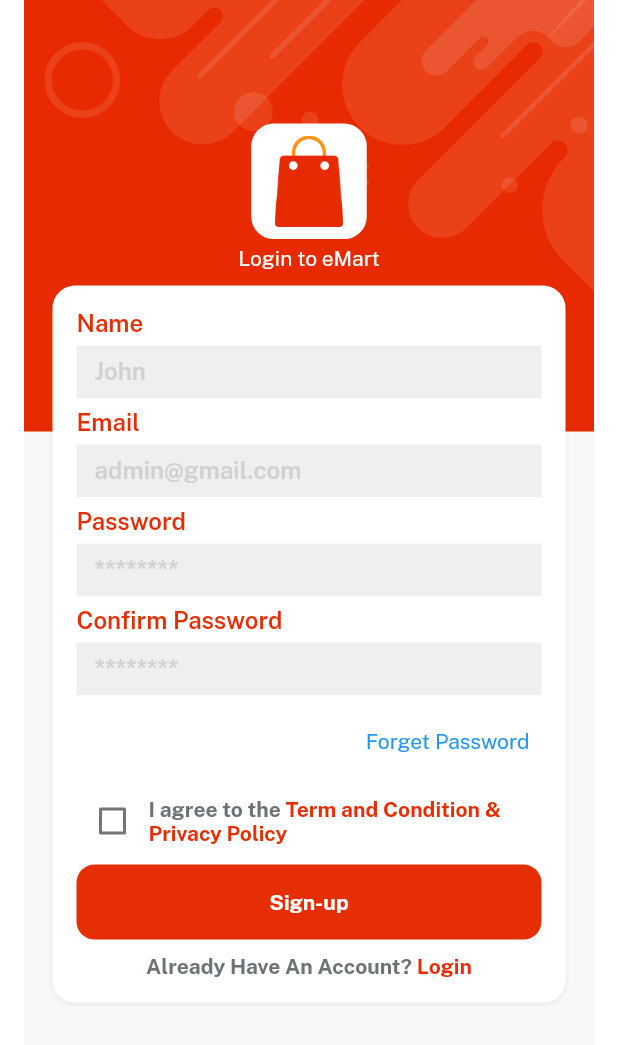
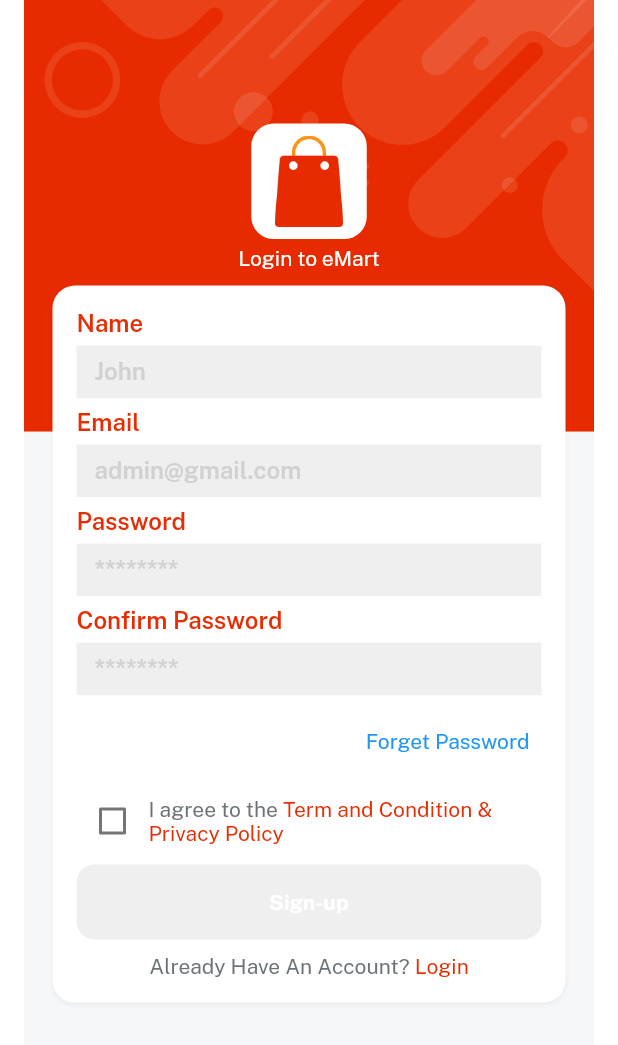
Before and after one commit to KhubaibJamal/E-Commerce-App, a Flutter app: the SignUpScreen screen opened directly, on a phone screen of 412 x 824 dp. Shown: the top 1045 px of the screen. Run offline on Flutter 3.47's test engine with Material 2 defaults, Android fonts, the phone set to English and light mode, and no system bars; our stand-ins replace get, velocity_x.

Commit message:
auth screen

```diff
--- a/lib/views/auth_screen/login_screen.dart
+++ b/lib/views/auth_screen/login_screen.dart
@@ -6,7 +6,6 @@ import 'package:emart/widgets/custom_button.dart';
 import 'package:emart/widgets/input_text_field.dart';
 import 'package:flutter/material.dart';
 import 'package:get/get.dart';
-import 'package:get/get_core/src/get_main.dart';
 
 import '../../widgets/applogo_widget.dart';
 
--- a/lib/views/auth_screen/sign_up_screen.dart
+++ b/lib/views/auth_screen/sign_up_screen.dart
@@ -5,7 +5,6 @@ import 'package:emart/widgets/custom_button.dart';
 import 'package:emart/widgets/input_text_field.dart';
 import 'package:flutter/material.dart';
 import 'package:get/get.dart';
-import 'package:get/get_core/src/get_main.dart';
 
 class SignUpScreen extends StatefulWidget {
   const SignUpScreen({super.key});
@@ -15,6 +14,7 @@ class SignUpScreen extends StatefulWidget {
 }
 
 class _SignUpScreenState extends State<SignUpScreen> {
+  bool isCheck = false;
   @override
   Widget build(BuildContext context) {
     double width = MediaQuery.of(context).size.width;
@@ -23,10 +23,6 @@ class _SignUpScreenState extends State<SignUpScreen> {
         body: Center(
           child: Column(
             children: [
-              // forget password
-              // privacy policy
-              // sign up button
-              // already have an account
               (context.screenHeight * 0.1).heightBox,
               appLogoWidget(),
               5.heightBox,
@@ -49,9 +45,14 @@ class _SignUpScreenState extends State<SignUpScreen> {
                   Row(
                     children: [
                       Checkbox(
-                        value: false,
-                        onChanged: (newValue) {},
-                        checkColor: redColor,
+                        activeColor: redColor,
+                        checkColor: whiteColor,
+                        value: isCheck,
+                        onChanged: (newValue) {
+                          setState(() {
+                            isCheck = newValue!;
+                          });
+                        },
                       ),
                       Expanded(
                         child: RichText(
@@ -60,14 +61,14 @@ class _SignUpScreenState extends State<SignUpScreen> {
                               TextSpan(
                                 text: "I agree to the ",
                                 style: TextStyle(
-                                  fontFamily: bold,
+                                  fontFamily: regular,
                                   color: fontGrey,
                                 ),
                               ),
                               TextSpan(
                                 text: "$termAndCondition & $privacyPolicy",
                                 style: TextStyle(
-                                  fontFamily: bold,
+                                  fontFamily: regular,
                                   color: redColor,
                                 ),
                               ),
@@ -81,32 +82,27 @@ class _SignUpScreenState extends State<SignUpScreen> {
                   customButton(
                       title: signUp,
                       onPress: () {},
-                      color: redColor,
+                      color: isCheck == true ? redColor : lightGrey,
                       txtColor: whiteColor,
                       width: width - 50),
                   10.heightBox,
-                  RichText(
-                    text: const TextSpan(
-                      children: [
-                        TextSpan(
-                          text: "$alreadyHaveAnAccount? ",
-                          style: TextStyle(
-                            fontFamily: bold,
-                            color: fontGrey,
-                          ),
-                        ),
-                        TextSpan(
-                          text: "Login",
-                          style: TextStyle(
-                            fontFamily: bold,
-                            color: redColor,
-                          ),
-                        ),
-                      ],
-                    ),
-                  ).onTap(() {
-                    Get.back();
-                  }),
+                  Row(
+                    mainAxisAlignment: MainAxisAlignment.center,
+                    children: [
+                      "$alreadyHaveAnAccount? "
+                          .text
+                          .color(fontGrey)
+                          .fontFamily(regular)
+                          .make(),
+                      login.text
+                          .color(redColor)
+                          .fontFamily(regular)
+                          .make()
+                          .onTap(() {
+                        Get.back();
+                      }),
+                    ],
+                  ),
                 ],
               )
                   .box
```
